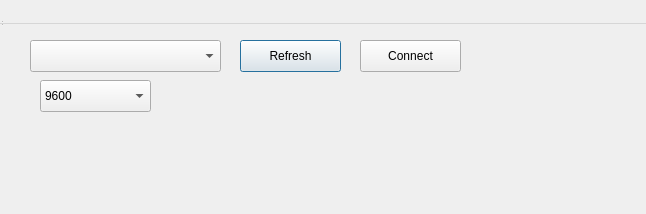
First picture: the form in GS/connectionwindow.ui, repository jackon274/PO, before the edit.
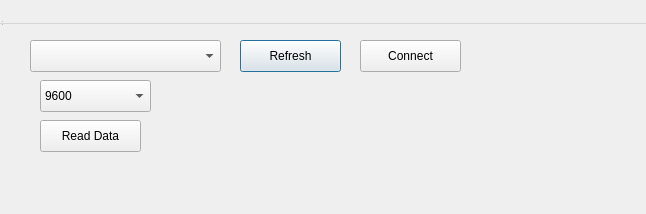
Second picture: the form after the edit.

What changed in the file:
```diff
--- a/GS/connectionwindow.ui
+++ b/GS/connectionwindow.ui
@@ -93,6 +93,19 @@
      </property>
     </item>
    </widget>
+   <widget class="QPushButton" name="btn_read">
+    <property name="geometry">
+     <rect>
+      <x>40</x>
+      <y>120</y>
+      <width>101</width>
+      <height>32</height>
+     </rect>
+    </property>
+    <property name="text">
+     <string>Read Data</string>
+    </property>
+   </widget>
   </widget>
   <widget class="QMenuBar" name="menubar">
    <property name="geometry">
```
